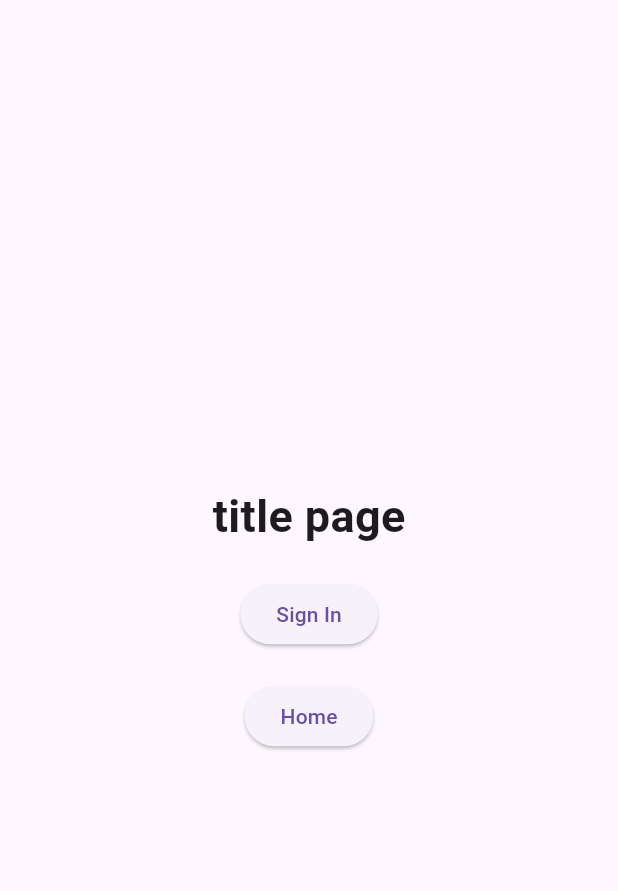
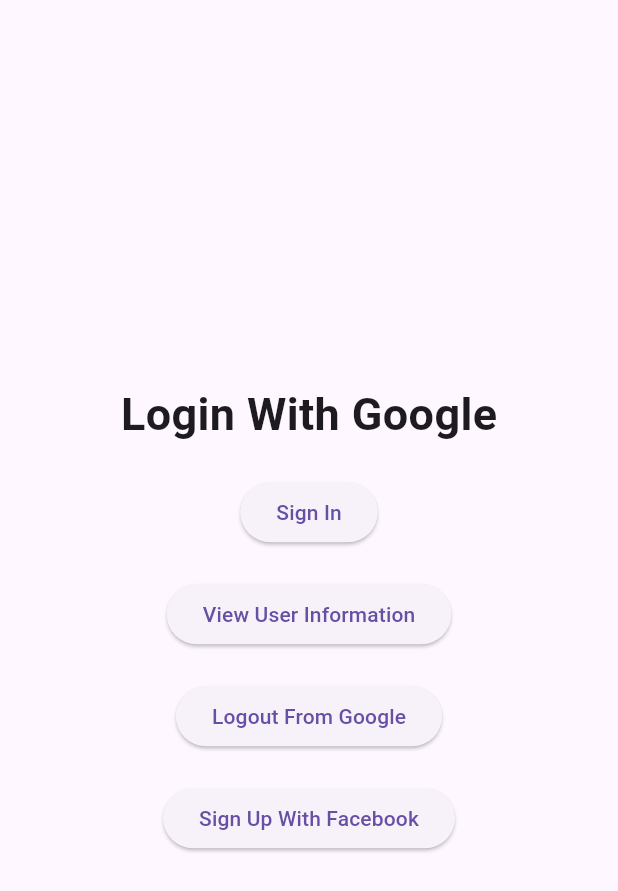
Before and after one commit to MMALI3287/flutterscaleapp, a Flutter app: the screen it shows after launch, on a phone screen of 412 x 824 dp. Shown: the top 891 px of the screen. Run offline on Flutter 3.47's test engine with Material 3 defaults, Android fonts, the phone set to English and light mode, and no system bars; our stand-ins replace firebase_auth, firebase_core, google_sign_in; missing offline and left inert: flutter_facebook_auth; accounts and stored records are empty.

Commit message:
google login implemented

```diff
--- a/lib/constants.dart
+++ b/lib/constants.dart
@@ -1,3 +1,3 @@
 class Constants {
-  static const String title = 'title page';
+  static const String title = 'Login With Google';
 }
--- a/lib/navigate.dart
+++ b/lib/navigate.dart
@@ -6,7 +6,7 @@
 class Navigate {
   static Map<String, Widget Function(BuildContext)> routes = {
     '/': (context) => WelcomePage(),
-    '/sign-in': (context) => SignInPage(),
+    '/sign-in-facebook': (context) => SignInPage(),
     '/home': (context) => HomePage()
   };
 }
--- a/lib/welcome_page.dart
+++ b/lib/welcome_page.dart
@@ -9,13 +9,14 @@
 
   @override
   State<WelcomePage> createState() => _WelcomePageState();
+  static User? get result => _WelcomePageState.result;
 }
 
 class _WelcomePageState extends State<WelcomePage> {
+  static User? result = FirebaseAuth.instance.currentUser;
   @override
   Widget build(BuildContext context) {
     Size size = MediaQuery.of(context).size;
-    User? result = FirebaseAuth.instance.currentUser;
     final FirebaseAuth _auth = FirebaseAuth.instance;
     final GoogleSignIn _googleSignIn = GoogleSignIn();
 
@@ -30,6 +31,7 @@
           idToken: googleSignInAuthentication.idToken,
         );
         await _auth.signInWithCredential(credential);
+        result = _auth.currentUser;
       } on FirebaseAuthException catch (e) {
         print(e.message);
         throw e;
@@ -39,6 +41,7 @@
     Future<void> signOutFromGoogle() async {
       await _googleSignIn.signOut();
       await _auth.signOut();
+      result = null;
     }
 
     return Scaffold(
@@ -56,7 +59,9 @@
             const SizedBox(height: 20),
             ElevatedButton(
               onPressed: () {
-                Navigator.pushNamed(context, '/sign-in');
+                // Navigator.pushNamed(context, '/sign-in');
+                signInwithGoogle();
+                User? user = FirebaseAuth.instance.currentUser;
               },
               child: const Text('Sign In'),
             ),
@@ -72,7 +77,7 @@
                       return AlertDialog(
                         title: const Text('Error'),
                         content: const Text(
-                            'You must be signed in to access the home page.'),
+                            'You must be signed in to view the Informations.'),
                         actions: <Widget>[
                           TextButton(
                             onPressed: () {
@@ -86,7 +91,21 @@
                   );
                 }
               },
-              child: const Text('Home'),
+              child: const Text('View User Information'),
+            ),
+            const SizedBox(height: 20),
+            ElevatedButton(
+              onPressed: () {
+                signOutFromGoogle();
+              },
+              child: const Text('Logout From Google'),
+            ),
+            const SizedBox(height: 20),
+            ElevatedButton(
+              onPressed: () {
+                Navigator.pushNamed(context, '/sign-in-facebook');
+              },
+              child: const Text('Sign Up With Facebook'),
             ),
           ],
         ),
```
Also changed, not shown: lib/homepage.dart (+16 -1 lines), lib/main.dart (+3 -5 lines), lib/sign_in_page.dart (+59 -7 lines), pubspec.yaml (+9 -5 lines), pubspec.lock, 5 other files.
